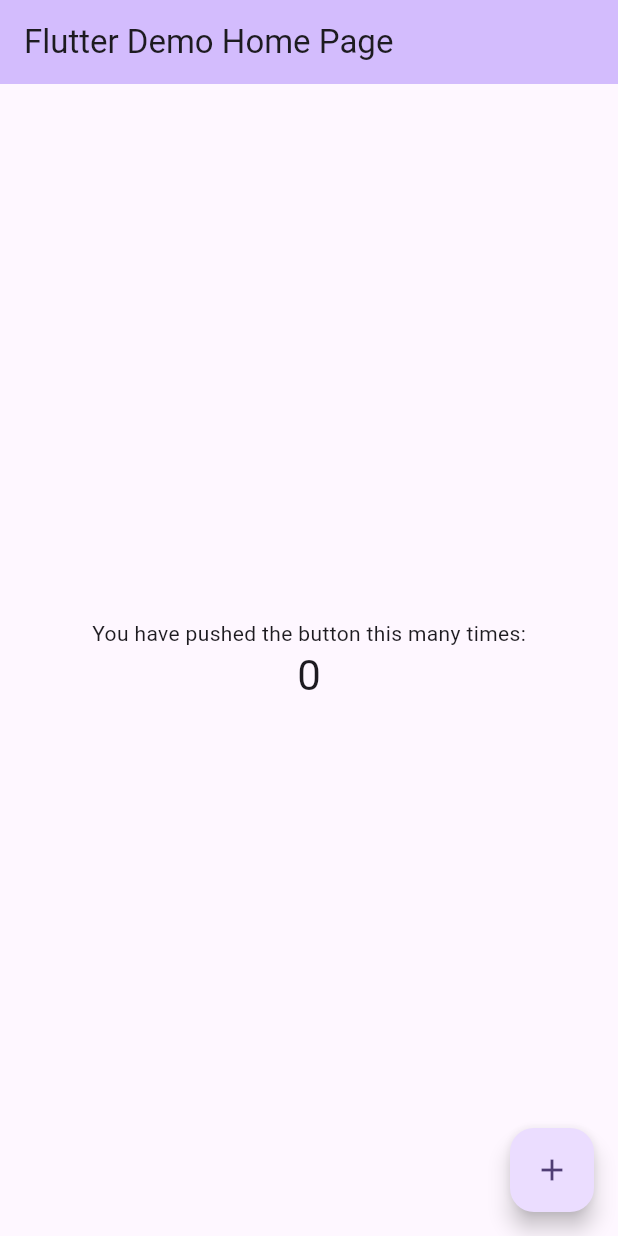
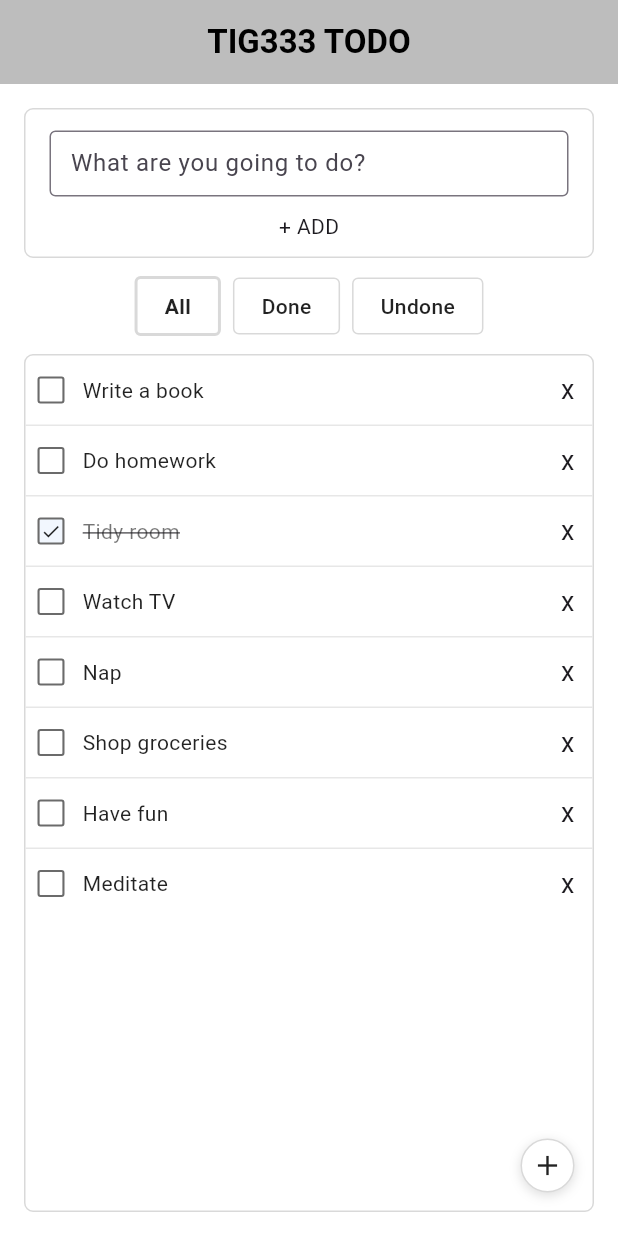
Before and after one commit to gu-tig333-ht25/gusfarjma, a Flutter app: the screen it shows after launch, on a phone screen of 412 x 824 dp. Run offline on Flutter 3.47's test engine with Material 3 defaults, Android fonts, the phone set to English and light mode, and no system bars.

Commit message:
Steg 1: rätt kod

```diff
--- a/lib/main.dart
+++ b/lib/main.dart
@@ -1,123 +1,144 @@
 import 'package:flutter/material.dart';
 
-void main() {
-  runApp(MyApp());
+void main() => runApp(const MyApp());
+
+class MyApp extends StatelessWidget {
+  const MyApp({super.key});
+  @override
+  Widget build(BuildContext context) => const MaterialApp(
+        debugShowCheckedModeBanner: false, home: TodoPage());
 }
 
-class MyApp extends StatelessWidget {
-  MyApp({super.key});
+class TodoPage extends StatelessWidget {
+  const TodoPage({super.key});
 
-  // This widget is the root of your application.
   @override
   Widget build(BuildContext context) {
-    return MaterialApp(
-      title: 'Flutter Demo',
-      theme: ThemeData(
-        // This is the theme of your application.
-        //
-        // TRY THIS: Try running your application with "flutter run". You'll see
-        // the application has a purple toolbar. Then, without quitting the app,
-        // try changing the seedColor in the colorScheme below to Colors.green
-        // and then invoke "hot reload" (save your changes or press the "hot
-        // reload" button in a Flutter-supported IDE, or press "r" if you used
-        // the command line to start the app).
-        //
-        // Notice that the counter didn't reset back to zero; the application
-        // state is not lost during the reload. To reset the state, use hot
-        // restart instead.
-        //
-        // This works for code too, not just values: Most code changes can be
-        // tested with just a hot reload.
-        colorScheme: ColorScheme.fromSeed(seedColor: Colors.deepPurple),
-        useMaterial3: true,
+    final todos = [
+      {'title': 'Write a book', 'done': false},
+      {'title': 'Do homework', 'done': false},
+      {'title': 'Tidy room', 'done': true},
+      {'title': 'Watch TV', 'done': false},
+      {'title': 'Nap', 'done': false},
+      {'title': 'Shop groceries', 'done': false},
+      {'title': 'Have fun', 'done': false},
+      {'title': 'Meditate', 'done': false},
+    ];
+
+    return Scaffold(
+      backgroundColor: Colors.white,
+      appBar: AppBar(
+        centerTitle: true, backgroundColor: const Color(0xFFBDBDBD), elevation: 0,
+        title: const Text('TIG333 TODO',
+          style: TextStyle(color: Colors.black, fontWeight: FontWeight.w600)),
       ),
-      home: MyHomePage(title: 'Flutter Demo Home Page'),
+      body: Padding(
+        padding: const EdgeInsets.all(16),
+        child: Column(children: [
+          card(const Padding(
+            padding: EdgeInsets.fromLTRB(16, 14, 16, 10),
+            child: Column(children: [
+              DisabledTextField('What are you going to do?'),
+              SizedBox(height: 10), Text('+ ADD'),
+            ]),
+          )),
+          const SizedBox(height: 12),
+          const Row(mainAxisAlignment: MainAxisAlignment.center, children: [
+            FilterTab('All', true), SizedBox(width: 8),
+            FilterTab('Done', false), SizedBox(width: 8),
+            FilterTab('Undone', false),
+          ]),
+          const SizedBox(height: 12),
+          Expanded(child: card(Stack(children: [
+            ListView.separated(
+              padding: const EdgeInsets.only(bottom: 64),
+              itemCount: todos.length,
+              separatorBuilder: (_, __) =>
+                  Container(height: 1, color: const Color(0xFFE7E7E7)),
+              itemBuilder: (_, i) =>
+                  todoRow(todos[i]['title'] as String, todos[i]['done'] as bool),
+            ),
+            const Positioned(right: 12, bottom: 12, child: SmallPlusButton()),
+          ]))),
+        ]),
+      ),
     );
   }
 }
 
-class MyHomePage extends StatefulWidget {
-  MyHomePage({super.key, required this.title});
+Widget card(Widget child) => Container(
+  decoration: BoxDecoration(
+    color: Colors.white, borderRadius: BorderRadius.circular(6),
+    border: Border.all(color: const Color(0xFFD9D9D9))),
+  child: child,
+);
 
-  // This widget is the home page of your application. It is stateful, meaning
-  // that it has a State object (defined below) that contains fields that affect
-  // how it looks.
+Widget todoRow(String title, bool done) => SizedBox(
+  height: 46,
+  child: Row(children: [
+    const SizedBox(width: 8), checkBox(done), const SizedBox(width: 12),
+    Expanded(child: Text(title, style: TextStyle(
+      decoration: done ? TextDecoration.lineThrough : null,
+      color: done ? Colors.black54 : Colors.black87))),
+    const Padding(
+      padding: EdgeInsets.only(right: 12),
+      child: Text('x', style: TextStyle(fontSize: 18)),
+    ),
+  ]),
+);
 
-  // This class is the configuration for the state. It holds the values (in this
-  // case the title) provided by the parent (in this case the App widget) and
-  // used by the build method of the State. Fields in a Widget subclass are
-  // always marked "final".
+Widget checkBox(bool checked) => Container(
+  width: 18, height: 18,
+  decoration: BoxDecoration(
+    border: Border.all(color: const Color(0xFF6B6B6B), width: 1.4),
+    borderRadius: BorderRadius.circular(2),
+    color: checked ? const Color(0x102F80ED) : Colors.white),
+  alignment: Alignment.center,
+  child: checked ? const Icon(Icons.check, size: 14, color: Colors.black87) : null,
+);
 
-  final String title;
-
+class FilterTab extends StatelessWidget {
+  final String label; final bool selected;
+  const FilterTab(this.label, this.selected, {super.key});
   @override
-  State<MyHomePage> createState() => _MyHomePageState();
+  Widget build(BuildContext context) => Container(
+    padding: const EdgeInsets.symmetric(horizontal: 18, vertical: 8),
+    decoration: BoxDecoration(
+      color: Colors.white, borderRadius: BorderRadius.circular(4),
+      border: Border.all(color: const Color(0xFFD9D9D9), width: selected ? 2 : 1)),
+    child: Text(label, style: TextStyle(
+      fontWeight: selected ? FontWeight.bold : FontWeight.w500,
+      color: Colors.black87)),
+  );
 }
 
-class _MyHomePageState extends State<MyHomePage> {
-  int _counter = 0;
+class SmallPlusButton extends StatelessWidget {
+  const SmallPlusButton({super.key});
+  @override
+  Widget build(BuildContext context) => DecoratedBox(
+    decoration: BoxDecoration(
+      shape: BoxShape.circle, color: Colors.white,
+      border: Border.all(color: const Color(0xFFD9D9D9)),
+      boxShadow: const [BoxShadow(
+        blurRadius: 6, offset: Offset(0, 2), color: Color(0x22000000))]),
+    child: const SizedBox(
+      width: 36, height: 36,
+      child: Icon(Icons.add, size: 22, color: Colors.black87)),
+  );
+}
 
-  void _incrementCounter() {
-    setState(() {
-      // This call to setState tells the Flutter framework that something has
-      // changed in this State, which causes it to rerun the build method below
-      // so that the display can reflect the updated values. If we changed
-      // _counter without calling setState(), then the build method would not be
-      // called again, and so nothing would appear to happen.
-      _counter++;
-    });
-  }
-
+class DisabledTextField extends StatelessWidget {
+  final String hint;
+  const DisabledTextField(this.hint, {super.key});
   @override
-  Widget build(BuildContext context) {
-    // This method is rerun every time setState is called, for instance as done
-    // by the _incrementCounter method above.
-    //
-    // The Flutter framework has been optimized to make rerunning build methods
-    // fast, so that you can just rebuild anything that needs updating rather
-    // than having to individually change instances of widgets.
-    return Scaffold(
-      appBar: AppBar(
-        // TRY THIS: Try changing the color here to a specific color (to
-        // Colors.amber, perhaps?) and trigger a hot reload to see the AppBar
-        // change color while the other colors stay the same.
-        backgroundColor: Theme.of(context).colorScheme.inversePrimary,
-        // Here we take the value from the MyHomePage object that was created by
-        // the App.build method, and use it to set our appbar title.
-        title: Text(widget.title),
+  Widget build(BuildContext context) => IgnorePointer(
+    child: TextField(
+      decoration: InputDecoration(
+        isDense: true, hintText: hint,
+        contentPadding: const EdgeInsets.symmetric(horizontal: 10, vertical: 10),
+        border: const OutlineInputBorder(
+          borderSide: BorderSide(color: Color(0xFFD9D9D9))),
       ),
-      body: Center(
-        // Center is a layout widget. It takes a single child and positions it
-        // in the middle of the parent.
-        child: Column(
-          // Column is also a layout widget. It takes a list of children and
-          // arranges them vertically. By default, it sizes itself to fit its
-          // children horizontally, and tries to be as tall as its parent.
-          //
-          // Column has various properties to control how it sizes itself and
-          // how it positions its children. Here we use mainAxisAlignment to
-          // center the children vertically; the main axis here is the vertical
-          // axis because Columns are vertical (the cross axis would be
-          // horizontal).
-          //
-          // TRY THIS: Invoke "debug painting" (choose the "Toggle Debug Paint"
-          // action in the IDE, or press "p" in the console), to see the
-          // wireframe for each widget.
-          mainAxisAlignment: MainAxisAlignment.center,
-          children: <Widget>[
-            Text('You have pushed the button this many times:'),
-            Text(
-              '$_counter',
-              style: Theme.of(context).textTheme.headlineMedium,
-            ),
-          ],
-        ),
-      ),
-      floatingActionButton: FloatingActionButton(
-        onPressed: _incrementCounter,
-        tooltip: 'Increment',
-        child: Icon(Icons.add),
-      ), // This trailing comma makes auto-formatting nicer for build methods.
-    );
-  }
+    ),
+  );
 }
```
